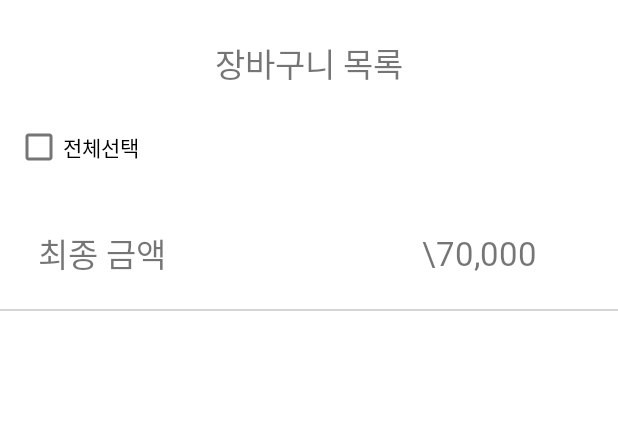
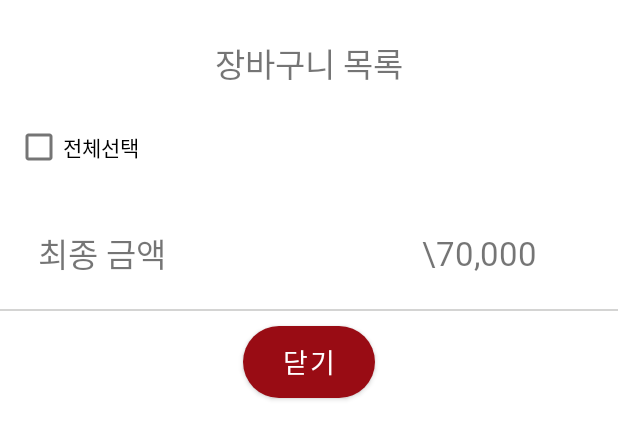
Before and after one commit to ys05059/24mo, an Android app: the layout fragment_shopping_cart_dialog.xml on its own in the app's theme, with its tools: preview values and no code run, on a phone screen of 412 x 824 dp. Shown: the top 439 px of the screen. Run offline under Robolectric (Android 15) with nearby library versions, the phone set to English and light mode, and no system bars.

Commit message:
edit view

```diff
--- a/app/src/main/res/layout/fragment_shopping_cart_dialog.xml
+++ b/app/src/main/res/layout/fragment_shopping_cart_dialog.xml
@@ -78,4 +78,15 @@
         android:background="#D4D4D3"
         android:layout_marginTop="10dp"/>
 
+    <Button
+        android:layout_width="wrap_content"
+        android:layout_height="wrap_content"
+        android:layout_gravity="center"
+        android:background="@drawable/solid_button"
+        android:layout_marginTop="10dp"
+        android:text="닫기"
+        android:fontFamily="@font/nanum_gothic_extra_bold"
+        android:textSize="18dp"
+        android:id="@+id/closeButton" />
+
 </LinearLayout>
```
